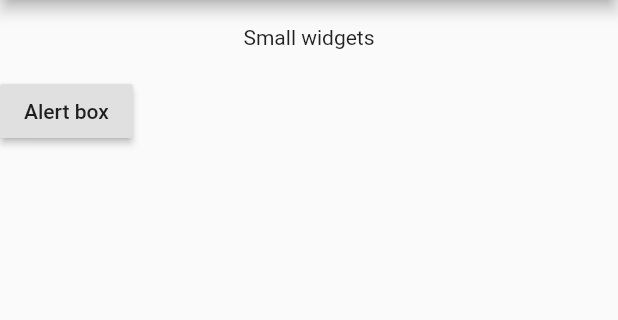
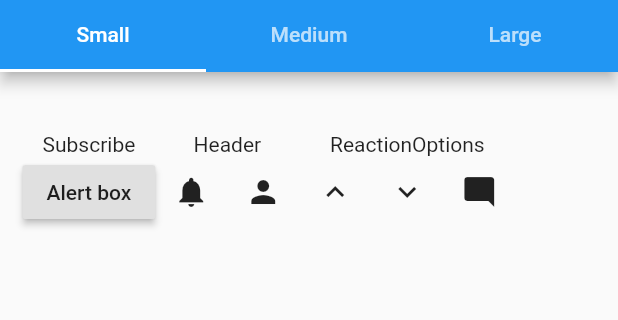
Before and after one commit to GeekFreakInk/Project-Alpha, a Flutter app: the Widgets screen opened by its route, on a phone screen of 412 x 824 dp, the part 84-404 px from its top. Run offline on Flutter 3.47's test engine with Material 2 defaults, Android fonts, the phone set to English and light mode, and no system bars; our stand-ins replace firebase_auth, firebase_messaging, geolocator, google_sign_in, image_picker, permission_handler and 3 more; missing offline and left inert: postgres; accounts and stored records are empty.

Commit message:
Added Widget Repository Components

```diff
--- a/lib/routes.dart
+++ b/lib/routes.dart
@@ -22,7 +22,7 @@ class Router {
       case notisRoute:
         return MaterialPageRoute(builder: (_) => Notis());
       case settingsRoute:
-        return MaterialPageRoute(builder: (_) => Settings());
+        return MaterialPageRoute(builder: (_) => SettingsPage());
       case widgetsRepositoryRoute:
         return MaterialPageRoute(builder: (_) => Widgets());
       case feedbackRoute:
--- a/lib/screens/home/homePage.dart
+++ b/lib/screens/home/homePage.dart
@@ -1,4 +1,5 @@
 import 'package:flutter/material.dart';
+import 'package:studybuddy_mobile/screens/navigationScreens/widgetReoisitory/smallWidgets/header.dart';
 import '../../shared/constants.dart';
 import 'package:studybuddy_mobile/app_localization.dart';
 import 'package:studybuddy_mobile/screens/navigationDrawer/navigationDrawer.dart';
@@ -26,19 +27,7 @@ class HomePage extends StatelessWidget {
         appBar: AppBar(
           title: Text(AppLocalizations.of(context).translate("home_")),
           actions: <Widget>[
-            IconButton(
-              icon: Icon(Icons.notifications),
-              onPressed: () {
-                Navigator.pushNamed(context, notisRoute);
-              },
-            ),
-            IconButton(
-              icon: Icon(Icons.person),
-              onPressed: () {
-                Navigator.pushNamed(context, profileRoute);
-
-              },
-            ),
+            Header(),
           ],
           bottom: TabBar(
             tabs: <Widget>[
--- /dev/null
+++ b/lib/screens/navigationScreens/widgetReoisitory/largeWidgets/largeWidgets.dart
@@ -0,0 +1,8 @@
+import 'package:flutter/cupertino.dart';
+
+class LargeWidgets extends StatelessWidget{
+  @override
+  Widget build(BuildContext context) {
+    return Text("Large widgets");
+  }
+}
--- /dev/null
+++ b/lib/screens/navigationScreens/widgetReoisitory/smallWidgets/header.dart
@@ -0,0 +1,28 @@
+
+import 'package:flutter/cupertino.dart';
+import 'package:flutter/material.dart';
+import 'package:studybuddy_mobile/shared/constants.dart';
+
+class Header extends StatelessWidget{
+
+  @override
+  Widget build(BuildContext context) {
+    return Column(children : <Widget>[
+    Row(
+    mainAxisSize: MainAxisSize.min,
+    children: <Widget>[
+      IconButton(
+        icon: Icon(Icons.notifications),
+        tooltip: 'Here is your notifications',
+        onPressed: () {
+           Navigator.pushNamed(context, notisRoute);
+        }),
+        IconButton(
+        icon: Icon(Icons.person),
+        tooltip: 'Go to your profile',
+        onPressed: () {
+          Navigator.pushNamed(context, profileRoute);
+        }),
+    ])]);
+  }
+}
--- /dev/null
+++ b/lib/screens/navigationScreens/widgetReoisitory/smallWidgets/reactionsOption.dart
@@ -0,0 +1,29 @@
+
+import 'package:flutter/cupertino.dart';
+import 'package:flutter/material.dart';
+
+class ReactionOptions extends StatelessWidget{
+  @override
+  Widget build(BuildContext context) {
+    return Column(children : <Widget>[
+    Row(
+    mainAxisSize: MainAxisSize.min,
+    children: <Widget>[
+      IconButton(
+        icon: Icon(Icons.keyboard_arrow_up),
+        tooltip: 'Like',
+        onPressed: () {
+        }),
+        IconButton(
+        icon: Icon(Icons.keyboard_arrow_down),
+        tooltip: 'Dislike',
+        onPressed: () {
+        }),
+        IconButton(
+          icon: Icon(Icons.mode_comment),
+          tooltip: 'Comment',
+          onPressed: () {
+          }),
+    ])]);
+  }
+}
--- /dev/null
+++ b/lib/screens/navigationScreens/widgetReoisitory/smallWidgets/smallWidgets.dart
@@ -0,0 +1,29 @@
+import 'package:flutter/cupertino.dart';
+import 'package:studybuddy_mobile/screens/navigationScreens/widgetReoisitory/smallWidgets/ReactionsOption.dart';
+import 'package:studybuddy_mobile/screens/navigationScreens/widgetReoisitory/smallWidgets/header.dart';
+import 'package:studybuddy_mobile/screens/navigationScreens/widgetReoisitory/smallWidgets/subscribe.dart';
+
+class SmallWidgets extends StatelessWidget{
+  @override
+  Widget build(BuildContext context) {
+    return ListView(
+        children: <Widget>[
+          SizedBox(height: 25),
+          Padding(padding: EdgeInsets.all(15),
+          child:  Wrap(children: <Widget>[
+            Column(children: <Widget>[
+              Text("Subscribe"),
+              Subscribe(),
+            ],),
+            Column(children: <Widget>[
+              Text("Header"),
+             Header(),
+            ],),
+            Column(children: <Widget>[
+              Text("ReactionOptions"),
+              ReactionOptions(),
+            ],),
+          ],)
+    )]);
+  }
+}
--- /dev/null
+++ b/lib/screens/navigationScreens/widgetReoisitory/smallWidgets/subscribe.dart
@@ -0,0 +1,63 @@
+import 'package:firebase_messaging/firebase_messaging.dart';
+import 'package:flutter/cupertino.dart';
+import 'package:flutter/material.dart';
+import 'package:rflutter_alert/rflutter_alert.dart';
+
+class Subscribe extends StatelessWidget{
+  final FirebaseMessaging _fcm = FirebaseMessaging();
+  @override
+  Widget build(BuildContext context) {
+    return Column(children: <Widget>[
+        //https://www.youtube.com/watch?v=7iO2WqaA6oM --> Alert Dialogs
+        RaisedButton(child: Text("Alert box"), onPressed: ()=> Alert(context: context, title: "rflutter_alert",
+        desc: "This is a description",
+        buttons: [
+          DialogButton(child: Text("subscribe: finnish_profile"), onPressed:() =>  _fcm.subscribeToTopic('finnish_profile')),
+          DialogButton(child: Text("unsubscribe: finnish_profile"), onPressed: ()=> _fcm.unsubscribeFromTopic('finnish_profile')),
+        ]).show()),
+    ],);
+  }
+}
+
+/*
+  *PUSH NOTIFICATIONS*
+  final Firestore _db = Firestore.instance;
+  final FirebaseMessaging _fcm = FirebaseMessaging();
+  StreamSubscription iosSubscription;
+  @override
+  void initState(){
+    super.initState();
+    if(Platform.isIOS){{
+      iosSubscription = _fcm.onIosSettingsRegistered.listen((data){
+        //Save the token OR subscribe to a topic here
+      });
+      _fcm.requestNotificationPermissions(IosNotificationSettings());
+
+    }
+    _fcm.configure(
+      onMessage: (Map<String, dynamic> message)async{
+        print("onMessage: $message");
+        showDialog(
+          context: context,
+          builder: (context) => AlertDialog(
+            content: ListTile(
+              title: Text(message['notification']['title']),
+              subtitle: Text(message['notification']['body']),
+            ),
+            actions: <Widget>[
+              FlatButton(child: Text("Ok"), onPressed: ()=> Navigator.of(context).pop(),),
+            ],
+          ),
+        );
+      },
+      onLaunch: (Map<String, dynamic> message) async{
+        print("onLaunch:  $message");
+        //TODO
+      },
+      onResume: (Map<String, dynamic> message) async{
+        print("onResume: $message");
+        //TODO
+      }
+      );
+    }
+  } */
--- a/lib/screens/navigationScreens/widgetsRepository.dart
+++ b/lib/screens/navigationScreens/widgetsRepository.dart
@@ -1,73 +1,43 @@
-
-import 'package:firebase_messaging/firebase_messaging.dart';
 import 'package:flutter/material.dart';
-import 'package:rflutter_alert/rflutter_alert.dart';
+import 'package:studybuddy_mobile/screens/navigationScreens/widgetReoisitory/largeWidgets/largeWidgets.dart';
+import 'package:studybuddy_mobile/screens/navigationScreens/widgetReoisitory/mediumWidgets/mediumWidgets.dart';
+import 'package:studybuddy_mobile/screens/navigationScreens/widgetReoisitory/smallWidgets/smallWidgets.dart';
 
 
 class Widgets extends StatelessWidget {
-  //final Firestore _db = Firestore.instance;
-  final FirebaseMessaging _fcm = FirebaseMessaging();
+  final List<Widget> containers = [
+      Container(
+          child: SmallWidgets()),
+      Container(
+          child: MediumWidgets()),
+      Container(
+          child: LargeWidgets()),
+    ];
+
+
   @override
   Widget build(BuildContext context) {
-    return Scaffold(
+    return  DefaultTabController(
+      length: 3,
+      child: Scaffold(
       appBar: AppBar(
         title: Text("Widget Repository"),
+         bottom: TabBar(
+            tabs: <Widget>[
+              Tab(
+                text: /*AppLocalizations.of(context).translate("home_")*/"Small",
+              ),
+              Tab(
+                text: /*AppLocalizations.of(context).translate("course_")*/ "Medium",
+              ),
+              Tab(
+                text: /*AppLocalizations.of(context).translate("studyBuddies_")*/ "Large",
+              )
+            ],
+          ),
       ),
-      body: ListView(
-        children: <Widget>[SizedBox(height: 50, child: Center(child:Text("Small widgets")),),Row(
-      children: <Widget>[
-        Column(children: <Widget>[
-        //https://www.youtube.com/watch?v=7iO2WqaA6oM --> Alert Dialogs
-        RaisedButton(child: Text("Alert box"), onPressed: ()=> Alert(context: context, title: "rflutter_alert",
-        desc: "This is a description",
-        buttons: [
-          DialogButton(child: Text("subscribe: finnish_profile"), onPressed:() =>  _fcm.subscribeToTopic('finnish_profile')),
-          DialogButton(child: Text("unsubscribe: finnish_profile"), onPressed: ()=> _fcm.unsubscribeFromTopic('finnish_profile')),
-        ]).show()),
-        ],)
-      ],
-    )]));
+      body: TabBarView(
+          children: containers,
+      )));
   }
 }
-/*
-  *PUSH NOTIFICATIONS*
-  final Firestore _db = Firestore.instance;
-  final FirebaseMessaging _fcm = FirebaseMessaging();
-  StreamSubscription iosSubscription;
-  @override
-  void initState(){
-    super.initState();
-    if(Platform.isIOS){{
-      iosSubscription = _fcm.onIosSettingsRegistered.listen((data){
-        //Save the token OR subscribe to a topic here
-      });
-      _fcm.requestNotificationPermissions(IosNotificationSettings());
-
-    }
-    _fcm.configure(
-      onMessage: (Map<String, dynamic> message)async{
-        print("onMessage: $message");
-        showDialog(
-          context: context,
-          builder: (context) => AlertDialog(
-            content: ListTile(
-              title: Text(message['notification']['title']),
-              subtitle: Text(message['notification']['body']),
-            ),
-            actions: <Widget>[
-              FlatButton(child: Text("Ok"), onPressed: ()=> Navigator.of(context).pop(),),
-            ],
-          ),
-        );
-      },
-      onLaunch: (Map<String, dynamic> message) async{
-        print("onLaunch:  $message");
-        //TODO
-      },
-      onResume: (Map<String, dynamic> message) async{
-        print("onResume: $message");
-        //TODO
-      }
-      );
-    }
-  } */
```
Also changed, not shown: lib/screens/navigationScreens/settings.dart (+22 -11 lines), lib/screens/navigationScreens/userFeedback.dart (+5 -4 lines), lib/screens/navigationScreens/widgetReoisitory/mediumWidgets/feedback.dart (added, +104 -0 lines), lib/screens/navigationScreens/widgetReoisitory/mediumWidgets/mediumWidgets.dart (added, +24 -0 lines), lib/screens/navigationScreens/widgetReoisitory/mediumWidgets/settings.dart (added, +16 -0 lines).
